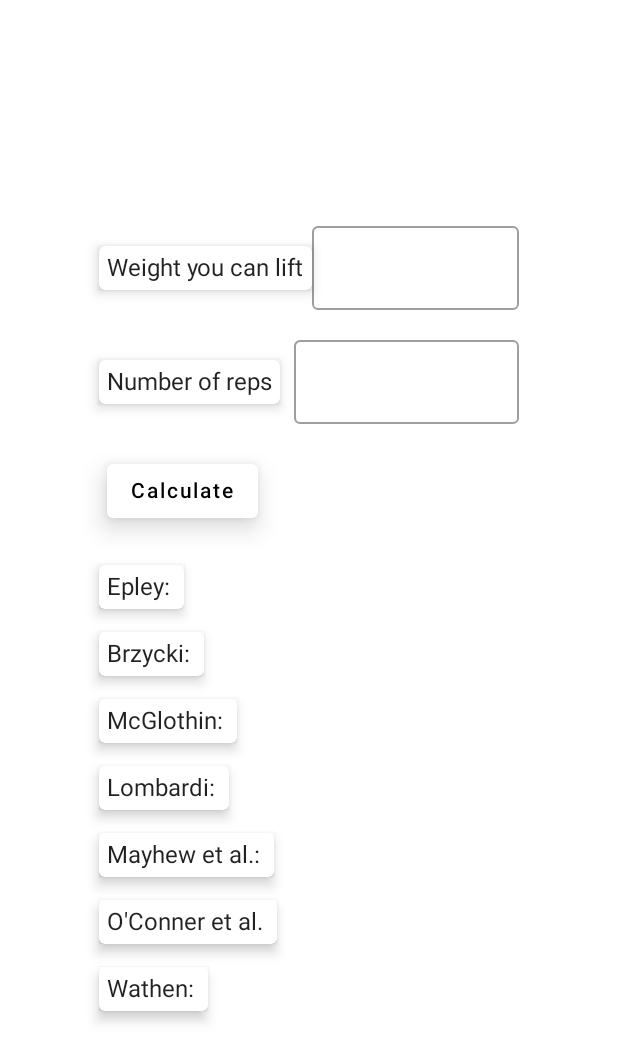
After one commit to mutkuensert/Fitness-Pursuit, an Android app built with Jetpack Compose: the composable OneRmScreen shown on its own in the app's theme, on a phone screen of 412 x 824 dp. The commit adds this screen. Shown: the top 1062 px of the screen. Run offline under Robolectric (Android 15) with nearby library versions, the phone set to English and light mode, and no system bars; our stand-ins replace Dagger/Hilt's generated code, livedata-compose.

Commit message:
OneRmScreen has been completed.

```diff
--- a/app/src/main/java/com/mutkuensert/fitnesspursuit/ui/MyCustomComposables.kt
+++ b/app/src/main/java/com/mutkuensert/fitnesspursuit/ui/MyCustomComposables.kt
@@ -1,14 +1,13 @@
 package com.mutkuensert.fitnesspursuit.ui
 
 import androidx.compose.animation.animateContentSize
-import androidx.compose.foundation.layout.Column
-import androidx.compose.foundation.layout.padding
-import androidx.compose.foundation.layout.wrapContentSize
+import androidx.compose.foundation.layout.*
 import androidx.compose.material.*
 import androidx.compose.runtime.Composable
 import androidx.compose.ui.Modifier
 import androidx.compose.ui.draw.shadow
 import androidx.compose.ui.tooling.preview.Preview
+import androidx.compose.ui.unit.Dp
 import androidx.compose.ui.unit.dp
 
 @Composable
@@ -48,3 +47,8 @@ fun MyButtonWithShadowPreview(){
     }
 
 }
+
+@Composable
+fun HeightSpacer(value: Dp){
+    Spacer(modifier = Modifier.height(value))
+}
--- /dev/null
+++ b/app/src/main/java/com/mutkuensert/fitnesspursuit/ui/onermscreen/OneRmScreen.kt
@@ -0,0 +1,129 @@
+package com.mutkuensert.fitnesspursuit.ui.onermscreen
+
+import androidx.compose.foundation.layout.*
+import androidx.compose.foundation.text.KeyboardOptions
+import androidx.compose.material.OutlinedTextField
+import androidx.compose.material.Surface
+import androidx.compose.material.Text
+import androidx.compose.runtime.Composable
+import androidx.compose.runtime.getValue
+import androidx.compose.runtime.livedata.observeAsState
+import androidx.lifecycle.viewmodel.compose.viewModel
+import androidx.compose.runtime.mutableStateOf
+import androidx.compose.runtime.saveable.rememberSaveable
+import androidx.compose.ui.Alignment
+import androidx.compose.ui.Modifier
+import androidx.compose.ui.platform.LocalContext
+import androidx.compose.ui.text.input.KeyboardType
+import androidx.compose.ui.tooling.preview.Preview
+import androidx.compose.ui.unit.dp
+import com.mutkuensert.fitnesspursuit.R
+import com.mutkuensert.fitnesspursuit.ui.HeightSpacer
+import com.mutkuensert.fitnesspursuit.ui.MyButtonWithShadow
+import com.mutkuensert.fitnesspursuit.ui.MyCardWithShadow
+
+
+@Composable
+fun OneRmScreen(viewModel: OneRmViewModel = viewModel()){
+    val context = LocalContext.current
+
+    val weightInput by viewModel.weightInput.observeAsState()
+    val repsInput by viewModel.repsInput.observeAsState()
+
+    val epleyRM by viewModel.epleyRM.observeAsState()
+    val brzyckiRM by viewModel.brzyckiRM.observeAsState()
+    val mcglothinRM by viewModel.mcglothinRM.observeAsState()
+    val lombardiRM by viewModel.lombardiRM.observeAsState()
+    val mayhewRM by viewModel.mayhewRM.observeAsState()
+    val oconnerRM by viewModel.oconnerRM.observeAsState()
+    val wathenRM by viewModel.wathenRM.observeAsState()
+
+    Surface {
+        Column(modifier = Modifier
+            .fillMaxSize(),
+        horizontalAlignment = Alignment.CenterHorizontally) {
+            Column(modifier = Modifier
+                .fillMaxHeight()
+                .width(280.dp),
+                horizontalAlignment = Alignment.Start,
+                verticalArrangement = Arrangement.Center) {
+
+                Row(verticalAlignment = Alignment.CenterVertically, horizontalArrangement = Arrangement.Start) {
+
+                    MyCardWithShadow { Text(text = context.getString(R.string.weight_you_can_lift)) }
+
+                    Spacer(modifier = Modifier.weight(1f))
+
+                    OutlinedTextField(value = weightInput!!, onValueChange = {viewModel.replaceCommaWithDotAndAllowOnlyOneDot(it)},
+                        singleLine = true,
+                        keyboardOptions = KeyboardOptions(keyboardType = KeyboardType.Number),
+                        modifier = Modifier.width(150.dp))
+
+                }
+
+
+                HeightSpacer(20.dp)
+
+                Row(verticalAlignment = Alignment.CenterVertically, horizontalArrangement = Arrangement.Start) {
+
+                    MyCardWithShadow { Text(text = context.getString(R.string.number_of_reps)) }
+
+                    Spacer(modifier = Modifier.weight(1f))
+
+                    OutlinedTextField(value = repsInput!!, onValueChange = {viewModel.dontAllowDotOrComma(it)},
+                        singleLine = true,
+                        keyboardOptions = KeyboardOptions(keyboardType = KeyboardType.Number),
+                        modifier = Modifier.width(150.dp))
+
+                }
+
+
+                HeightSpacer(15.dp)
+
+                MyButtonWithShadow(
+                    onClick = {
+                        if(weightInput!!.isNotEmpty() && repsInput!!.isNotEmpty()) viewModel.calculateOneRmValues(weightInput!!.toDouble(), repsInput!!.toInt()) }) {
+
+                    Text(text = context.getString(R.string.calculate))
+                }
+
+                HeightSpacer(20.dp)
+
+                MyCardWithShadow { Text(text = "Epley: $epleyRM")}
+
+                HeightSpacer(15.dp)
+
+                MyCardWithShadow { Text(text = "Brzycki: $brzyckiRM")}
+
+                HeightSpacer(15.dp)
+
+                MyCardWithShadow { Text(text = "McGlothin: $mcglothinRM")}
+
+                HeightSpacer(15.dp)
+
+                MyCardWithShadow { Text(text = "Lombardi: $lombardiRM")}
+
+                HeightSpacer(15.dp)
+
+                MyCardWithShadow { Text(text = "Mayhew ${context.getString(R.string.et_al)}.: $mayhewRM")}
+
+                HeightSpacer(15.dp)
+
+                MyCardWithShadow { Text(text = "O'Conner ${context.getString(R.string.et_al)}. $oconnerRM")}
+
+                HeightSpacer(15.dp)
+
+                MyCardWithShadow { Text(text = "Wathen: $wathenRM")}
+
+            }
+        }
+
+    }
+
+}
+
+@Preview(showSystemUi = true)
+@Composable
+fun PreviewOneRmScreen(){
+    OneRmScreen()
+}
--- /dev/null
+++ b/app/src/main/java/com/mutkuensert/fitnesspursuit/ui/onermscreen/OneRmViewModel.kt
@@ -0,0 +1,45 @@
+package com.mutkuensert.fitnesspursuit.ui.onermscreen
+
+import androidx.lifecycle.MutableLiveData
+import androidx.lifecycle.ViewModel
+import dagger.hilt.android.lifecycle.HiltViewModel
+import java.math.RoundingMode
+import javax.inject.Inject
+import kotlin.math.pow
+
+@HiltViewModel
+class OneRmViewModel @Inject constructor(): ViewModel(){
+    val weightInput = MutableLiveData<String>("")
+    val repsInput = MutableLiveData<String>("")
+
+    val epleyRM = MutableLiveData<String>("")
+    val brzyckiRM = MutableLiveData<String>("")
+    val mcglothinRM = MutableLiveData<String>("")
+    val lombardiRM = MutableLiveData<String>("")
+    val mayhewRM = MutableLiveData<String>("")
+    val oconnerRM = MutableLiveData<String>("")
+    val wathenRM = MutableLiveData<String>("")
+
+
+    fun replaceCommaWithDotAndAllowOnlyOneDot(text: String){
+        weightInput.value = text.replace(",",".")
+        val newText = weightInput.value
+        if(newText!!.count{ it.equals('.') } > 1 && newText.endsWith(".")) weightInput.value = text.substring(0, text.length-1)
+        if(newText.startsWith(".")) weightInput.value = ""
+    }
+
+    fun dontAllowDotOrComma(text: String){
+        if(text.endsWith(".") || text.endsWith(",")) repsInput.value = text.substring(0, text.length-1)
+        else repsInput.value = text
+    }
+
+    fun calculateOneRmValues(weight: Double, reps: Int){
+        epleyRM.value = (weight * (1.0 + reps.toDouble()/30)).toBigDecimal().setScale(2, RoundingMode.HALF_UP).toString()
+        brzyckiRM.value = (weight*(36/ (37 - reps).toDouble())).toBigDecimal().setScale(2, RoundingMode.HALF_UP).toString()
+        mcglothinRM.value = (100*weight/(101.3 - 2.67123*reps)).toBigDecimal().setScale(2, RoundingMode.HALF_UP).toString()
+        lombardiRM.value = (weight * reps.toDouble().pow(0.10)).toBigDecimal().setScale(2, RoundingMode.HALF_UP).toString()
+        mayhewRM.value = (100*weight / (52.2 + 41.9*2.71828.pow(-0.055*reps))).toBigDecimal().setScale(2, RoundingMode.HALF_UP).toString()
+        oconnerRM.value = (weight * (1 + reps.toDouble()/40)).toBigDecimal().setScale(2, RoundingMode.HALF_UP).toString()
+        wathenRM.value = (100*weight / (48.8 + 53.8*2.71828.pow(-0.075*reps))).toBigDecimal().setScale(2, RoundingMode.HALF_UP).toString()
+    }
+}
--- a/app/src/main/res/values/strings.xml
+++ b/app/src/main/res/values/strings.xml
@@ -5,4 +5,7 @@
     <string name="warmup_set_1_description">Very light weights.</string>
     <string name="rep">Rep</string>
     <string name="reps">Reps</string>
+    <string name="weight_you_can_lift">Weight you can lift</string>
+    <string name="number_of_reps">Number of reps</string>
+    <string name="et_al">et al</string>
 </resources>
```
Also changed, not shown: 1 other file.
